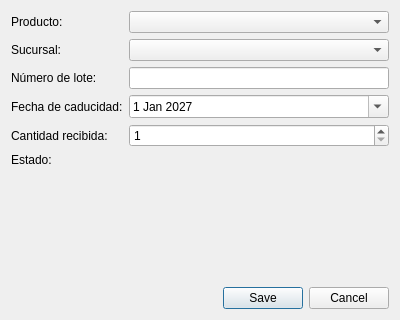
LXorro/Farmacia-PDV, file app/src/dialogs/lotedialog.ui: the form before one commit.
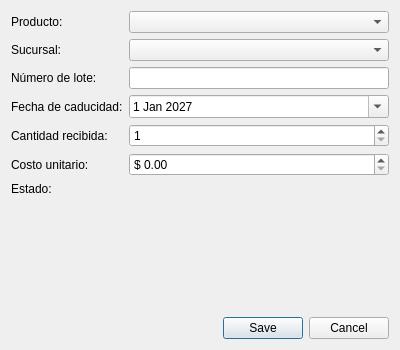
The form after the commit.

Patch:
```diff
--- a/app/src/dialogs/lotedialog.ui
+++ b/app/src/dialogs/lotedialog.ui
@@ -3,7 +3,7 @@
  <class>LoteDialog</class>
  <widget class="QDialog" name="LoteDialog">
   <property name="geometry">
-   <rect><x>0</x><y>0</y><width>400</width><height>320</height></rect>
+   <rect><x>0</x><y>0</y><width>400</width><height>350</height></rect>
   </property>
   <property name="windowTitle"><string>Lote</string></property>
   <layout class="QVBoxLayout" name="verticalLayout">
@@ -47,9 +47,19 @@
       </widget>
      </item>
      <item row="5" column="0">
-      <widget class="QLabel" name="labelEstado"><property name="text"><string>Estado:</string></property></widget>
+      <widget class="QLabel" name="labelCosto"><property name="text"><string>Costo unitario:</string></property></widget>
      </item>
      <item row="5" column="1">
+      <widget class="QDoubleSpinBox" name="spinCosto">
+       <property name="maximum"><double>999999.000000000</double></property>
+       <property name="decimals"><number>2</number></property>
+       <property name="prefix"><string>$ </string></property>
+      </widget>
+     </item>
+     <item row="6" column="0">
+      <widget class="QLabel" name="labelEstado"><property name="text"><string>Estado:</string></property></widget>
+     </item>
+     <item row="6" column="1">
       <widget class="QLabel" name="labelEstadoValor"/>
      </item>
     </layout>
```
